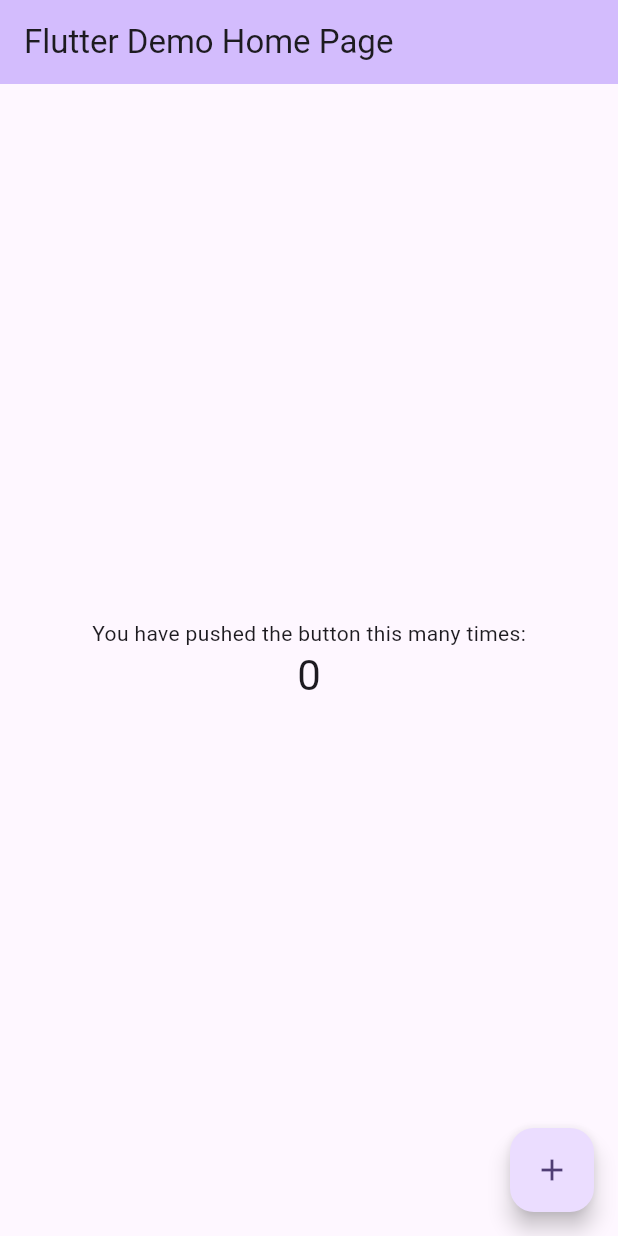
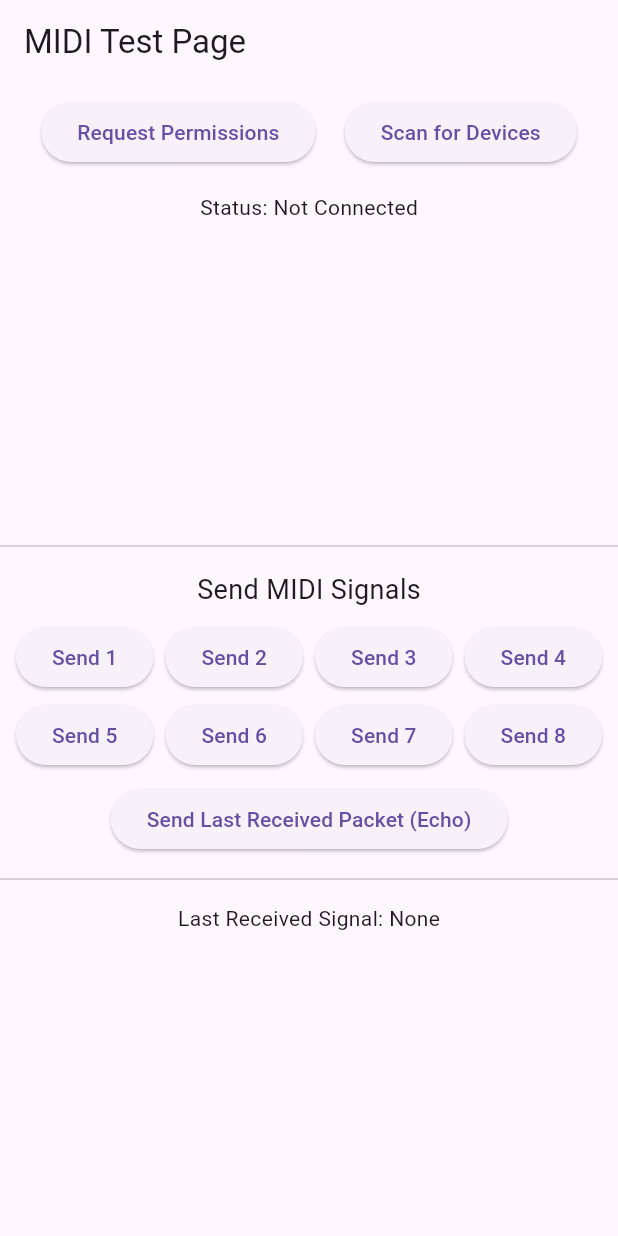
Before and after one commit to stefwoo/nux-ngs6-looper, a Flutter app: the screen it shows after launch, on a phone screen of 412 x 824 dp. Run offline on Flutter 3.47's test engine with Material 3 defaults, Android fonts, the phone set to English and light mode, and no system bars; our stand-ins replace permission_handler; missing offline and left inert: flutter_midi_command.

Commit message:
更新 MIDI 控制器功能，添加权限处理和 MIDI 设备管理，修改构建配置，更新依赖项。完成发送和监控的核心程序。

```diff
--- a/lib/main.dart
+++ b/lib/main.dart
@@ -1,4 +1,9 @@
+import 'dart:async';
+
 import 'package:flutter/material.dart';
+import 'package:flutter_midi_command/flutter_midi_command.dart';
+import 'package:midi_controller/services/midi_engine.dart';
+import 'package:midi_controller/services/permission_handler.dart';
 
 void main() {
   runApp(const MyApp());
@@ -7,45 +12,20 @@
 class MyApp extends StatelessWidget {
   const MyApp({super.key});
 
-  // This widget is the root of your application.
   @override
   Widget build(BuildContext context) {
     return MaterialApp(
-      title: 'Flutter Demo',
+      title: 'MIDI Controller Test',
       theme: ThemeData(
-        // This is the theme of your application.
-        //
-        // TRY THIS: Try running your application with "flutter run". You'll see
-        // the application has a purple toolbar. Then, without quitting the app,
-        // try changing the seedColor in the colorScheme below to Colors.green
-        // and then invoke "hot reload" (save your changes or press the "hot
-        // reload" button in a Flutter-supported IDE, or press "r" if you used
-        // the command line to start the app).
-        //
-        // Notice that the counter didn't reset back to zero; the application
-        // state is not lost during the reload. To reset the state, use hot
-        // restart instead.
-        //
-        // This works for code too, not just values: Most code changes can be
-        // tested with just a hot reload.
-        colorScheme: ColorScheme.fromSeed(seedColor: Colors.deepPurple),
+        primarySwatch: Colors.blue,
       ),
-      home: const MyHomePage(title: 'Flutter Demo Home Page'),
+      home: const MyHomePage(title: 'MIDI Test Page'),
     );
   }
 }
 
 class MyHomePage extends StatefulWidget {
   const MyHomePage({super.key, required this.title});
-
-  // This widget is the home page of your application. It is stateful, meaning
-  // that it has a State object (defined below) that contains fields that affect
-  // how it looks.
-
-  // This class is the configuration for the state. It holds the values (in this
-  // case the title) provided by the parent (in this case the App widget) and
-  // used by the build method of the State. Fields in a Widget subclass are
-  // always marked "final".
 
   final String title;
 
@@ -54,69 +34,160 @@
 }
 
 class _MyHomePageState extends State<MyHomePage> {
-  int _counter = 0;
+  final MidiCommand _midiCommand = MidiCommand();
+  late final PermissionHandlerService _permissionService;
+  late final MidiEngine _midiEngine;
+  List<MidiDevice> _devices = [];
+  MidiDevice? _connectedDevice;
+  String _status = 'Not Connected';
+  MidiSignal? _lastReceivedSignal;
+  StreamSubscription<MidiSignal>? _signalSubscription;
 
-  void _incrementCounter() {
-    setState(() {
-      // This call to setState tells the Flutter framework that something has
-      // changed in this State, which causes it to rerun the build method below
-      // so that the display can reflect the updated values. If we changed
-      // _counter without calling setState(), then the build method would not be
-      // called again, and so nothing would appear to happen.
-      _counter++;
+  @override
+  void initState() {
+    super.initState();
+    _permissionService = PermissionHandlerService(_midiCommand);
+    _midiEngine = MidiEngine(_midiCommand);
+    _signalSubscription = _midiEngine.signalStream.listen((signal) {
+      if (mounted) {
+        setState(() {
+          _lastReceivedSignal = signal;
+        });
+      }
     });
   }
 
   @override
+  void dispose() {
+    _signalSubscription?.cancel();
+    _midiEngine.dispose();
+    super.dispose();
+  }
+
+  void _requestPermissions() async {
+    await _permissionService.requestPermissions();
+    if (mounted) {
+      ScaffoldMessenger.of(context).showSnackBar(
+        const SnackBar(content: Text('Permissions Requested')),
+      );
+    }
+  }
+
+  void _scanDevices() async {
+    final devices = await _permissionService.listMidiDevices();
+    setState(() {
+      _devices = devices;
+    });
+    if (mounted) {
+      ScaffoldMessenger.of(context).showSnackBar(
+        const SnackBar(content: Text('Device scan complete')),
+      );
+    }
+  }
+
+  void _connectToDevice(MidiDevice device) async {
+    await _permissionService.connectToDevice(device);
+    _midiEngine.startListening(device);
+    setState(() {
+      _connectedDevice = device;
+      _status = 'Connected to ${device.name}';
+    });
+    if (mounted) {
+      ScaffoldMessenger.of(context).showSnackBar(
+        SnackBar(content: Text('Connected to ${device.name}')),
+      );
+    }
+  }
+
+  void _sendAndRelisten(int controlIndex) {
+    if (_connectedDevice == null) {
+      ScaffoldMessenger.of(context).showSnackBar(
+        const SnackBar(content: Text('No device connected')),
+      );
+      return;
+    }
+    _midiEngine.sendControlSignal(controlIndex);
+    // Re-establish listener as a workaround for potential stream interruption
+    _midiEngine.startListening(_connectedDevice!);
+  }
+
+  @override
   Widget build(BuildContext context) {
-    // This method is rerun every time setState is called, for instance as done
-    // by the _incrementCounter method above.
-    //
-    // The Flutter framework has been optimized to make rerunning build methods
-    // fast, so that you can just rebuild anything that needs updating rather
-    // than having to individually change instances of widgets.
     return Scaffold(
       appBar: AppBar(
-        // TRY THIS: Try changing the color here to a specific color (to
-        // Colors.amber, perhaps?) and trigger a hot reload to see the AppBar
-        // change color while the other colors stay the same.
-        backgroundColor: Theme.of(context).colorScheme.inversePrimary,
-        // Here we take the value from the MyHomePage object that was created by
-        // the App.build method, and use it to set our appbar title.
         title: Text(widget.title),
       ),
-      body: Center(
-        // Center is a layout widget. It takes a single child and positions it
-        // in the middle of the parent.
+      body: SingleChildScrollView(
         child: Column(
-          // Column is also a layout widget. It takes a list of children and
-          // arranges them vertically. By default, it sizes itself to fit its
-          // children horizontally, and tries to be as tall as its parent.
-          //
-          // Column has various properties to control how it sizes itself and
-          // how it positions its children. Here we use mainAxisAlignment to
-          // center the children vertically; the main axis here is the vertical
-          // axis because Columns are vertical (the cross axis would be
-          // horizontal).
-          //
-          // TRY THIS: Invoke "debug painting" (choose the "Toggle Debug Paint"
-          // action in the IDE, or press "p" in the console), to see the
-          // wireframe for each widget.
-          mainAxisAlignment: MainAxisAlignment.center,
           children: <Widget>[
-            const Text('You have pushed the button this many times:'),
-            Text(
-              '$_counter',
-              style: Theme.of(context).textTheme.headlineMedium,
+            Padding(
+              padding: const EdgeInsets.all(8.0),
+              child: Row(
+                mainAxisAlignment: MainAxisAlignment.spaceEvenly,
+                children: [
+                  ElevatedButton(
+                    onPressed: _requestPermissions,
+                    child: const Text('Request Permissions'),
+                  ),
+                  ElevatedButton(
+                    onPressed: _scanDevices,
+                    child: const Text('Scan for Devices'),
+                  ),
+                ],
+              ),
+            ),
+            Padding(
+              padding: const EdgeInsets.all(8.0),
+              child: Text('Status: $_status'),
+            ),
+            SizedBox(
+              height: 200, // Give the ListView a fixed height
+              child: ListView.builder(
+                itemCount: _devices.length,
+                itemBuilder: (context, index) {
+                  final device = _devices[index];
+                  return ListTile(
+                    title: Text(device.name),
+                    subtitle: Text("ID: ${device.id}, Type: ${device.type}"),
+                    trailing: ElevatedButton(
+                      onPressed: () => _connectToDevice(device),
+                      child: const Text('Connect'),
+                    ),
+                  );
+                },
+              ),
+            ),
+            const Divider(),
+            const Padding(
+              padding: EdgeInsets.all(8.0),
+              child: Text('Send MIDI Signals', style: TextStyle(fontSize: 18)),
+            ),
+            Wrap(
+              spacing: 8.0,
+              runSpacing: 4.0,
+              alignment: WrapAlignment.center,
+              children: List.generate(8, (index) {
+                return ElevatedButton(
+                  onPressed: () => _sendAndRelisten(index + 1),
+                  child: Text('Send ${index + 1}'),
+                );
+              }),
+            ),
+            Padding(
+              padding: const EdgeInsets.all(8.0),
+              child: ElevatedButton(
+                onPressed: _midiEngine.sendLastReceivedPacket,
+                child: const Text('Send Last Received Packet (Echo)'),
+              ),
+            ),
+            const Divider(),
+            Padding(
+              padding: const EdgeInsets.all(8.0),
+              child: Text('Last Received Signal: ${_lastReceivedSignal?.toString() ?? "None"}'),
             ),
           ],
         ),
       ),
-      floatingActionButton: FloatingActionButton(
-        onPressed: _incrementCounter,
-        tooltip: 'Increment',
-        child: const Icon(Icons.add),
-      ), // This trailing comma makes auto-formatting nicer for build methods.
     );
   }
 }
--- /dev/null
+++ b/lib/services/midi_engine.dart
@@ -0,0 +1,105 @@
+import 'dart:async';
+import 'dart:typed_data';
+import 'package:flutter_midi_command/flutter_midi_command.dart';
+import 'package:flutter_midi_command/flutter_midi_command_messages.dart';
+
+// Enum to represent predefined signals for clarity
+enum MidiSignal {
+  signal1,
+  signal2,
+  signal3,
+  signal4,
+  signal5,
+  signal6,
+  signal7,
+  signal8,
+  unknown,
+}
+
+class MidiEngine {
+  final MidiCommand _midiCommand;
+  StreamSubscription<MidiPacket>? _rxSubscription;
+
+  MidiEngine(this._midiCommand);
+  final StreamController<MidiSignal> _signalController = StreamController.broadcast();
+  Uint8List? _lastReceivedPacket;
+
+  Stream<MidiSignal> get signalStream => _signalController.stream;
+
+  // Map of control index to MIDI message
+  static const Map<int, List<int>> _controlSignals = {
+    // All signals now use Controller 0x29 on Channel 1 (0xB0) with different values
+    1: [0xB0, 0x29, 0x00],
+    2: [0xB0, 0x29, 0x01],
+    3: [0xB0, 0x29, 0x02],
+    4: [0xB0, 0x29, 0x03],
+    5: [0xB0, 0x29, 0x04],
+    6: [0xB0, 0x29, 0x05],
+    7: [0xB0, 0x29, 0x06],
+    8: [0xB0, 0x29, 0x07],
+  };
+
+  // Map of raw MIDI data to our internal signal representation
+  static const Map<String, MidiSignal> _signalMap = {
+    'F030': MidiSignal.signal1,
+    // Add other mappings as needed
+  };
+
+  void sendControlSignal(int controlIndex) {
+    if (_controlSignals.containsKey(controlIndex)) {
+      final signal = _controlSignals[controlIndex]!;
+      if (signal.length == 3) {
+        final status = signal[0];
+        final channel = status & 0x0F;
+        final controller = signal[1];
+        final value = signal[2];
+
+        print('Sending CC via Message: Ch: $channel, CC: $controller, Val: $value');
+        CCMessage(
+          channel: channel,
+          controller: controller,
+          value: value,
+        ).send();
+      }
+    }
+  }
+
+  void sendLastReceivedPacket() {
+    if (_lastReceivedPacket != null) {
+      print('Sending last received packet: $_lastReceivedPacket');
+      _midiCommand.sendData(_lastReceivedPacket!);
+    } else {
+      print('No packet received yet to send back.');
+    }
+  }
+
+  void startListening(MidiDevice device) {
+    stopListening(); // Ensure no previous listener is active
+    print('Starting to listen on ${device.name}');
+    _rxSubscription = _midiCommand.onMidiDataReceived?.listen((packet) {
+      print('Received MIDI: ${packet.data}');
+      _lastReceivedPacket = packet.data;
+      // Simple parser example
+      final signalId = _parseMidiData(packet.data);
+      _signalController.add(signalId); // Always add the signal, even if unknown
+    });
+  }
+
+  void stopListening() {
+    _rxSubscription?.cancel();
+    _rxSubscription = null;
+  }
+
+  MidiSignal _parseMidiData(Uint8List data) {
+    // This is a placeholder for a more robust parser.
+    // For now, we'll just convert the byte array to a hex string to use as a key.
+    final key = data.map((b) => b.toRadixString(16).padLeft(2, '0')).join().toUpperCase();
+    print('Parsed MIDI key: $key');
+    return _signalMap[key] ?? MidiSignal.unknown;
+  }
+
+  void dispose() {
+    stopListening();
+    _signalController.close();
+  }
+}
--- /dev/null
+++ b/lib/services/permission_handler.dart
@@ -0,0 +1,43 @@
+import 'package:flutter_midi_command/flutter_midi_command.dart';
+import 'package:permission_handler/permission_handler.dart';
+
+class PermissionHandlerService {
+  final MidiCommand _midiCommand;
+
+  PermissionHandlerService(this._midiCommand);
+
+  Future<void> requestPermissions() async {
+    // On Android, Bluetooth permission is required for MIDI.
+    // On iOS, this is not needed.
+    if (await Permission.bluetooth.request().isGranted) {
+      // Either the permission was already granted before or the user just granted it.
+    }
+    if (await Permission.bluetoothScan.request().isGranted) {
+      // Either the permission was already granted before or the user just granted it.
+    }
+    if (await Permission.bluetoothConnect.request().isGranted) {
+      // Either the permission was already granted before or the user just granted it.
+    }
+  }
+
+  Future<List<MidiDevice>> listMidiDevices() async {
+    return await _midiCommand.devices ?? [];
+  }
+
+  Future<MidiDevice?> findDevice(String vendorId, String productId) async {
+    final devices = await listMidiDevices();
+    for (var device in devices) {
+      // Note: VID/PID filtering might require more specific platform logic
+      // as it's not directly exposed in a cross-platform way by flutter_midi_command.
+      // This is a conceptual implementation.
+      if (device.id.contains(vendorId) && device.id.contains(productId)) {
+        return device;
+      }
+    }
+    return null;
+  }
+
+  Future<void> connectToDevice(MidiDevice device) async {
+    await _midiCommand.connectToDevice(device);
+  }
+}
--- a/pubspec.yaml
+++ b/pubspec.yaml
@@ -34,6 +34,8 @@ dependencies:
   # The following adds the Cupertino Icons font to your application.
   # Use with the CupertinoIcons class for iOS style icons.
   cupertino_icons: ^1.0.8
+  flutter_midi_command: ^0.5.3
+  permission_handler: ^11.3.1
 
 dev_dependencies:
   flutter_test:
```
Also changed, not shown: pubspec.lock, 4 other files.
